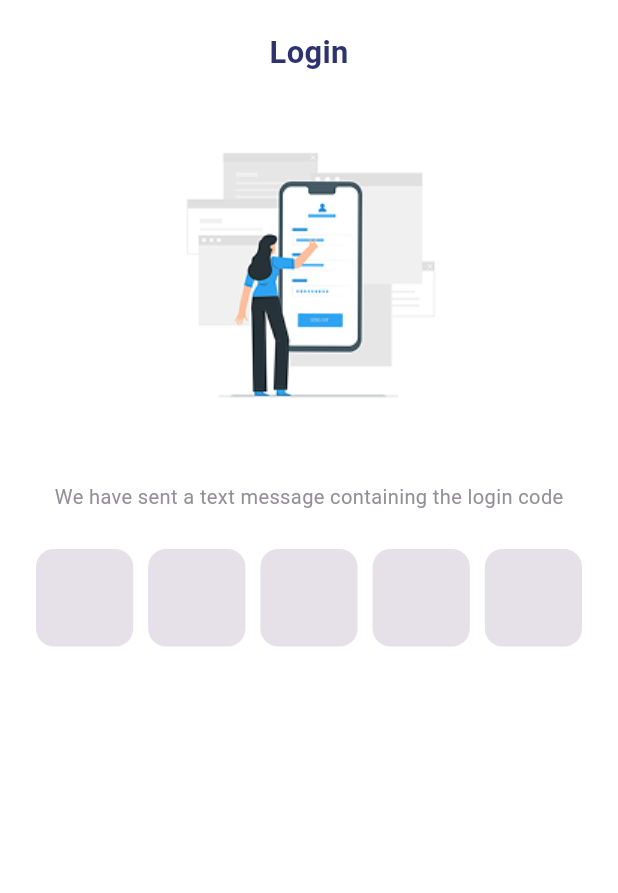
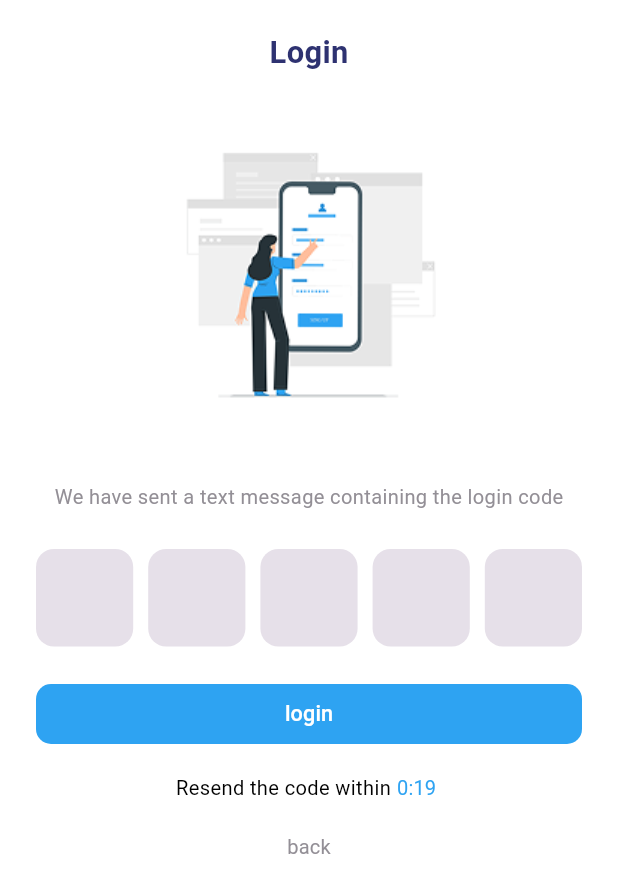
Before and after one commit to NazeeraAlkhoury/HomeClean, a Flutter app: the screen it shows after launch, on a phone screen of 412 x 824 dp. Shown: the top 893 px of the screen. Run offline on Flutter 3.47's test engine with Material 3 defaults, Android fonts, the phone set to English and light mode, and no system bars; our stand-ins replace easy_localization, google_fonts; Roboto replaces fonts that are missing (Cairo).

Commit message:
Create CustomResendCode.

```diff
--- /dev/null
+++ b/lib/modules/authentication/presentation/widgets/custom_resend_code.dart
@@ -0,0 +1,33 @@
+import 'package:easy_localization/easy_localization.dart';
+import 'package:flutter/material.dart';
+import 'package:homeclean/core/widgets/app_text_button.dart';
+
+import '../../../../core/localization/locale_keys.dart';
+import '../../../../core/utils/app_colors.dart';
+import '../../../../core/utils/app_text_styles.dart';
+
+class CustomResendCode extends StatelessWidget {
+  const CustomResendCode({
+    super.key,
+  });
+
+  @override
+  Widget build(BuildContext context) {
+    return Row(
+      mainAxisAlignment: MainAxisAlignment.center,
+      children: [
+        Text(
+          LocaleKeys.resendCode.tr(),
+          style: AppTextStyles.styleRegular13(context).copyWith(
+            color: AppColors.blackColor,
+          ),
+        ),
+        AppTextButton(
+          textColor: AppColors.primaryColor,
+          onPressed: () {},
+          text: '0:19',
+        ),
+      ],
+    );
+  }
+}
--- a/lib/modules/authentication/presentation/widgets/login_otp_view_body.dart
+++ b/lib/modules/authentication/presentation/widgets/login_otp_view_body.dart
@@ -1,6 +1,9 @@
 import 'package:easy_localization/easy_localization.dart';
 import 'package:flutter/material.dart';
+import 'package:homeclean/core/widgets/app_button.dart';
+import 'package:homeclean/core/widgets/app_text_button.dart';
 import 'package:homeclean/modules/authentication/presentation/widgets/custom_otp_verification.dart';
+import 'package:homeclean/modules/authentication/presentation/widgets/custom_resend_code.dart';
 
 import '../../../../core/localization/locale_keys.dart';
 import '../../../../core/utils/app_colors.dart';
@@ -43,6 +46,31 @@ class LoginOtpViewBody extends StatelessWidget {
               padding: EdgeInsetsDirectional.only(start: 24, end: 14),
               child: CustomOtpVerification(),
             ),
+            const SizedBox(
+              height: 25,
+            ),
+            Padding(
+              padding: const EdgeInsets.symmetric(horizontal: 24),
+              child: AppButton(
+                label: LocaleKeys.login,
+                onPressed: () {},
+              ),
+            ),
+            const SizedBox(
+              height: 20,
+            ),
+            const CustomResendCode(),
+            const SizedBox(
+              height: 20,
+            ),
+            Row(
+              mainAxisAlignment: MainAxisAlignment.center,
+              children: [
+                AppTextButton(
+                  text: LocaleKeys.back,
+                ),
+              ],
+            ),
           ],
         ),
       ),
```
